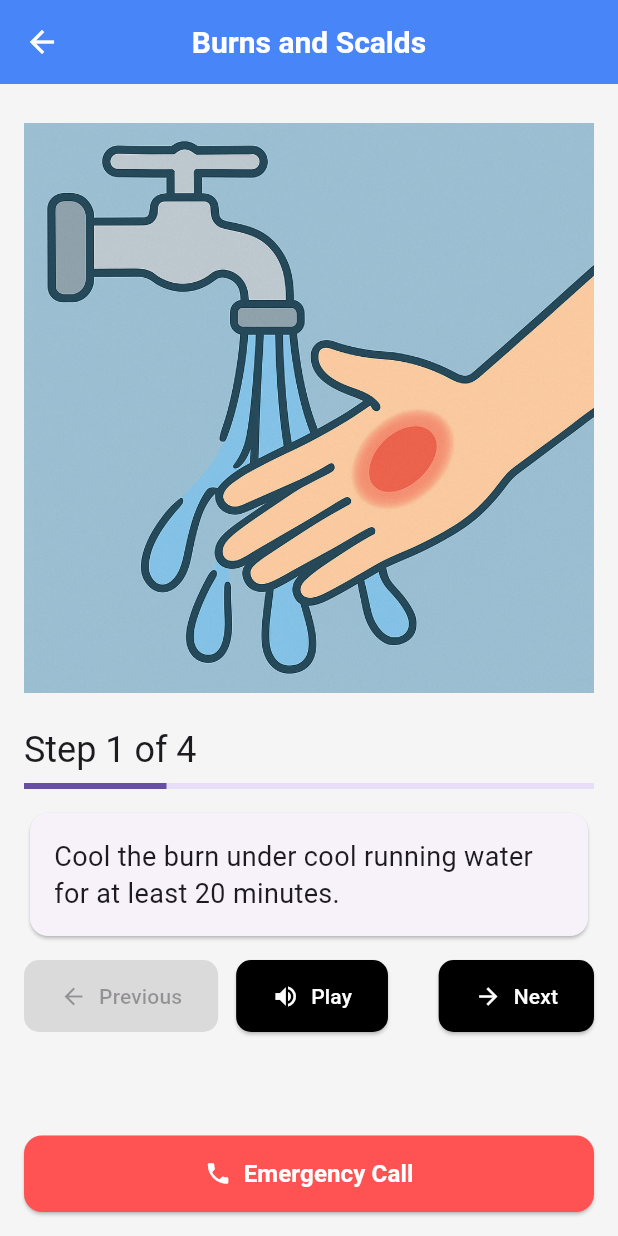
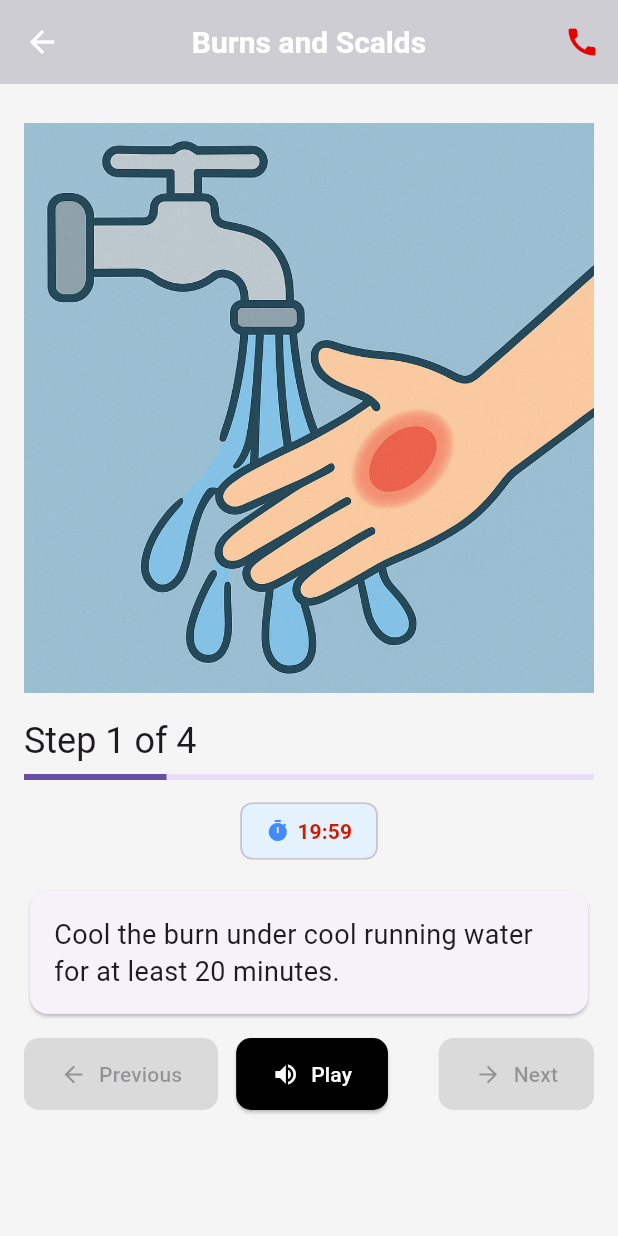
Before and after one commit to seore/firstaidMobile, a Flutter app: the screen it shows after launch, after a tap on "Burns and Scalds", on a phone screen of 412 x 824 dp. Run offline on Flutter 3.47's test engine with Material 3 defaults, Android fonts, the phone set to English and light mode, and no system bars; our stand-ins replace flutter_tts, geocoding, geolocator, shared_preferences; accounts and stored records are empty.

Commit message:
Timer (Injury Steps) Update

```diff
--- a/firstaid_mobile/assets/injuries.json
+++ b/firstaid_mobile/assets/injuries.json
@@ -4,7 +4,8 @@
   "steps": [
     {
       "text": "Cool the burn under cool running water for at least 20 minutes.",
-      "imageName": "burnstep1.png"
+      "imageName": "burnstep1.png",
+      "timerSeconds": 1200
     },
     {
       "text": "Remove jewellery or tight clothing near the burn, unless stuck to the skin.",
@@ -50,7 +51,8 @@
     },
     {
       "text": "Pinch the soft part of the nose for 10 to 15 minutes.",
-      "imageName": "nosebleed2.png"
+      "imageName": "nosebleed2.png",
+      "timerSeconds": 600
     },
     {
       "text": "Breathe through the mouth and remain calm.",
--- a/firstaid_mobile/lib/screens/home_screen.dart
+++ b/firstaid_mobile/lib/screens/home_screen.dart
@@ -84,7 +84,7 @@ class _HomeScreenState extends State<HomeScreen> {
             }
           ),
           IconButton(
-            icon: const Icon(Icons.call, color: Colors.redAccent),
+            icon: const Icon(Icons.call, color: Color.fromARGB(255, 224, 1, 1)),
             tooltip: 'Emergency',
             onPressed: () => Navigator.push(
               context,
--- a/firstaid_mobile/lib/screens/injury_detail_screen.dart
+++ b/firstaid_mobile/lib/screens/injury_detail_screen.dart
@@ -2,6 +2,7 @@ import 'package:flutter/material.dart';
 import '../models/injury.dart';
 import '../widgets/injury_stepper.dart';
 import '../services/emergency_service.dart';
+import 'emergency_screen.dart';
 
 class InjuryDetailScreen extends StatelessWidget {
   final Injury injury;
@@ -32,8 +33,18 @@ class InjuryDetailScreen extends StatelessWidget {
     return Scaffold(
       appBar: AppBar(
         title: Text(injury.name),
-        backgroundColor: Colors.blueAccent,
+        backgroundColor: const Color.fromARGB(255, 216, 216, 216),
         elevation: 3,
+        actions: [
+          IconButton(
+            icon: const Icon(Icons.call, color: Color.fromARGB(255, 233, 0, 0)),
+            tooltip: 'Emergency',
+            onPressed: () => Navigator.push(
+              context,
+              MaterialPageRoute(builder: (context) => EmergencyScreen()),
+            )
+          ),
+        ],
       ),
       body: Padding(
         padding: const EdgeInsets.all(16),
@@ -48,28 +59,6 @@ class InjuryDetailScreen extends StatelessWidget {
             ),
 
             const SizedBox(height: 12),
-
-            SizedBox(
-              width: double.infinity,
-              child: ElevatedButton.icon(
-                onPressed: _handleEmergencyCall,
-                icon: const Icon(Icons.local_phone),
-                label: const Text(
-                  'Emergency Call',
-                  style: TextStyle(
-                    fontSize: 16,
-                    fontWeight: FontWeight.bold,
-                  ),
-                ),
-                style: ElevatedButton.styleFrom(
-                  backgroundColor: Colors.redAccent,
-                  padding: const EdgeInsets.symmetric(vertical: 14),
-                  shape: RoundedRectangleBorder(
-                    borderRadius: BorderRadius.circular(12),
-                  )
-                ),
-              ),
-            ),
           ],
         )
       ),
--- a/firstaid_mobile/lib/widgets/injury_stepper.dart
+++ b/firstaid_mobile/lib/widgets/injury_stepper.dart
@@ -1,9 +1,9 @@
 import 'package:flutter/material.dart';
 import 'package:flutter_tts/flutter_tts.dart';
+import 'dart:async';
 
 class InjuryStepper extends StatefulWidget {
   final String title;
-  // Each step is a map: { "text": "...", "image": "steps/..." }
   final List<Map<String, dynamic>> steps;
   final String? imageAsset;
 
@@ -21,11 +21,36 @@ class InjuryStepper extends StatefulWidget {
 class _InjuryStepperState extends State<InjuryStepper> {
   int idx = 0;
   final FlutterTts _tts = FlutterTts();
+  Timer? _timer;
+  int? _remainingSeconds;
+
+  @override
+  void initState(){
+    super.initState();
+    _setupTimer();
+  }
+
+  // New Injury steps
+  @override
+  void didUpdateWidget(covariant InjuryStepper old) {
+    super.didUpdateWidget(old);
+    if (old.steps != widget.steps) {
+      idx = 0;
+      _setupTimer();
+    }
+  }
 
   @override
   void dispose() {
     _tts.stop();
     super.dispose();
+  }
+
+  bool get _hasSteps => widget.steps.isNotEmpty;
+
+  Map<String, dynamic> get _currentStep {
+    if (!_hasSteps) return const {};
+    return widget.steps[idx];
   }
 
   String get _currentStepText {
@@ -46,27 +71,96 @@ class _InjuryStepperState extends State<InjuryStepper> {
     return null;
   }
 
+  int? get _currentStepTimer {
+    final t = _currentStep['timerSeconds'];
+    if (t is int && t > 0) return t;
+    return null;
+  }
+
   Future<void> _speak() async {
     final text = "Step ${idx + 1}. $_currentStepText";
     await _tts.speak(text);
   }
 
+  void _setupTimer() {
+    _timer?.cancel();
+    final seconds = _currentStepTimer;
+    if (seconds != null) {
+      _remainingSeconds = seconds;
+      _timer = Timer.periodic(const Duration(seconds: 1), (timer) {
+        if (!mounted) return;
+        setState(() {
+          if (_remainingSeconds! > 0) {
+            _remainingSeconds = _remainingSeconds! - 1;
+          } else {
+            timer.cancel();
+            _remainingSeconds = null;
+          }
+        });
+      });
+    } else {
+      _remainingSeconds = null;
+    }
+  }
+
+  String _formatDuration(int seconds) {
+    final m = seconds ~/ 60;
+    final s = seconds % 60;
+    final mm = m.toString().padLeft(2, '0');
+    final ss = s.toString().padLeft(2, '0');
+    return "$mm:$ss";
+  }
+
+  void _nextStep() {
+    if (idx < widget.steps.length - 1) {
+      setState(() {
+        idx++;
+        _setupTimer();
+      });
+    }
+  }
+
+  void _previousStep() {
+    if (idx > 0) {
+      setState(() {
+        idx--;
+        _setupTimer();
+      });
+    }
+  }
+
   @override
   Widget build(BuildContext context) {
     final total = widget.steps.length;
-    final progress = (idx + 1) / (total == 0 ? 1 : total);
+
+    if (total == 0) {
+      return const Center(
+        child: Text(
+          "No available steps.",
+          style: TextStyle(fontSize: 16),
+        ),
+      );
+    }
+
+    final progress = (idx + 1) / total;
+
+    Widget _buildTopImage() {
+      final stepImg = _currentStepImage;
+      if (stepImg != null) {
+        return Image.asset(
+          'assets/steps/$stepImg',
+          height: 400,
+          fit: BoxFit.contain,
+        );
+      }
+      return const SizedBox.shrink();
+    }
 
     return Column(
       crossAxisAlignment: CrossAxisAlignment.stretch,
       children: [
-        if (_currentStepImage != null) ...[
-          Image.asset(
-            'assets/steps/${_currentStepImage!}',
-            height: 400,
-            fit: BoxFit.contain,
-          ),
-          const SizedBox(height: 12),
-        ],
+        _buildTopImage(),
+        const SizedBox(height: 6),
 
         Text(
           "Step ${idx + 1} of $total",
@@ -75,7 +169,29 @@ class _InjuryStepperState extends State<InjuryStepper> {
         const SizedBox(height: 6),
 
         LinearProgressIndicator(value: progress),
-        const SizedBox(height: 12),
+        const SizedBox(height: 10),
+
+        // Timer
+        if (_remainingSeconds != null) ... [
+          Align(
+            alignment: Alignment.center,
+            child: Chip(
+              backgroundColor: Colors.blue.shade50,
+              label: Row(
+                mainAxisSize: MainAxisSize.min,
+                children: [
+                  const Icon(Icons.timer, size: 16, color: Colors.blueAccent),
+                  const SizedBox(width: 5),
+                  Text(
+                    _formatDuration(_remainingSeconds!),
+                    style: const TextStyle(fontWeight: FontWeight.bold, color: Color.fromARGB(255, 211, 25, 0)),
+                  )
+                ],
+              ),
+            ),
+          ),
+          const SizedBox(height: 12),
+        ],
 
         Card(
           shape: RoundedRectangleBorder(
@@ -95,7 +211,7 @@ class _InjuryStepperState extends State<InjuryStepper> {
         Row(
           children: [
             ElevatedButton.icon(
-              onPressed: idx > 0 ? () => setState(() => idx--) : null,
+              onPressed: idx > 0 ? _previousStep : null,
               icon: const Icon(Icons.arrow_back),
               label: const Text("Previous"),
             ),
@@ -107,8 +223,7 @@ class _InjuryStepperState extends State<InjuryStepper> {
             ),
             const Spacer(),
             ElevatedButton.icon(
-              onPressed:
-                  idx < total - 1 ? () => setState(() => idx++) : null,
+              onPressed: (idx < total - 1 && _remainingSeconds == null) ? _nextStep : null,
               icon: const Icon(Icons.arrow_forward),
               label: const Text("Next"),
             ),
```
Also changed, not shown: firstaid_mobile/pubspec.yaml (+8 -67 lines), firstaid_mobile/assets/icons/appIcon.png (added), firstaid_mobile/pubspec.lock.
